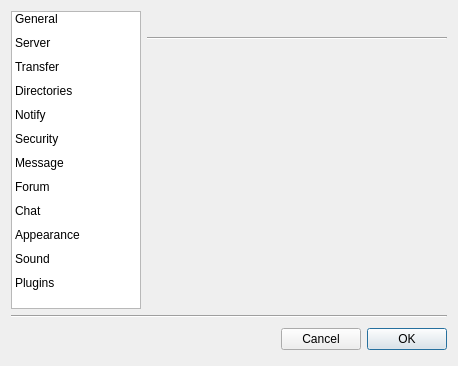
This is retroshare-gui/src/gui/settings/settings.ui in RetroShare/RetroShare as Qt 5 draws it before an edit. The edited form follows.
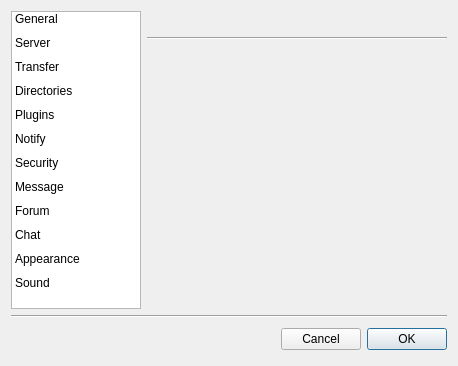
This is the edited form. Icons and pictures are not drawn.

Commit message: moved Plugins page little bit to the top of the settings

The edit to the form file:
```diff
--- a/retroshare-gui/src/gui/settings/settings.ui
+++ b/retroshare-gui/src/gui/settings/settings.ui
@@ -59,6 +59,9 @@
      <property name="layoutMode">
       <enum>QListView::SinglePass</enum>
      </property>
+     <property name="spacing">
+      <number>0</number>
+     </property>
      <property name="gridSize">
       <size>
        <width>100</width>
@@ -113,6 +116,15 @@
         <normaloff>:/images/folder_doments.png</normaloff>:/images/folder_doments.png</iconset>
       </property>
      </item>
+     <item>
+      <property name="text">
+       <string>Plugins</string>
+      </property>
+      <property name="icon">
+       <iconset resource="../images.qrc">
+        <normaloff>:/images/extension_32.png</normaloff>:/images/extension_32.png</iconset>
+      </property>
+     </item>
      <item>
       <property name="text">
        <string>Notify</string>
@@ -176,15 +188,6 @@
         <normaloff>:/images/sound.png</normaloff>:/images/sound.png</iconset>
       </property>
      </item>
-     <item>
-      <property name="text">
-       <string>Plugins</string>
-      </property>
-      <property name="icon">
-       <iconset resource="../images.qrc">
-        <normaloff>:/images/extension_32.png</normaloff>:/images/extension_32.png</iconset>
-      </property>
-     </item>
     </widget>
    </item>
    <item row="0" column="1">
```
The commit also changes 1 other file.
